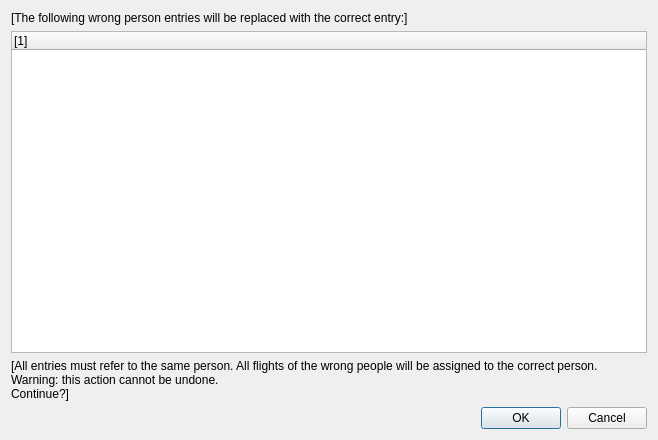
Before: the Qt Designer form src/gui/windows/ConfirmOverwritePersonDialog.ui in startkladde/startkladde, drawn with Qt 5.
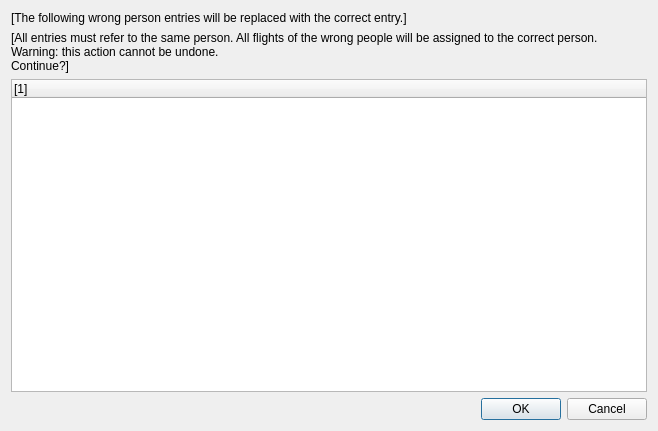
After: the same form once the commit is applied.

Diff of the .ui file:
```diff
--- a/src/gui/windows/ConfirmOverwritePersonDialog.ui
+++ b/src/gui/windows/ConfirmOverwritePersonDialog.ui
@@ -7,7 +7,7 @@
     <x>0</x>
     <y>0</y>
     <width>658</width>
-    <height>440</height>
+    <height>431</height>
    </rect>
   </property>
   <property name="windowTitle">
@@ -17,7 +17,19 @@
    <item>
     <widget class="QLabel" name="introLabel">
      <property name="text">
-      <string extracomment="Will be replaced programmatically">[The following wrong person entries will be replaced with the correct entry:]</string>
+      <string notr="true" extracomment="Will be replaced programmatically">[The following wrong person entries will be replaced with the correct entry.]</string>
+     </property>
+     <property name="wordWrap">
+      <bool>true</bool>
+     </property>
+    </widget>
+   </item>
+   <item>
+    <widget class="QLabel" name="descriptionLabel">
+     <property name="text">
+      <string notr="true" extracomment="Will be replaced programmatically">[All entries must refer to the same person. All flights of the wrong people will be assigned to the correct person.
+Warning: this action cannot be undone.
+Continue?]</string>
      </property>
      <property name="wordWrap">
       <bool>true</bool>
@@ -33,18 +45,6 @@
      </column>
     </widget>
    </item>
-   <item>
-    <widget class="QLabel" name="descriptionLabel">
-     <property name="text">
-      <string extracomment="Will be replaced programmatically">[All entries must refer to the same person. All flights of the wrong people will be assigned to the correct person.
-Warning: this action cannot be undone.
-Continue?]</string>
-     </property>
-     <property name="wordWrap">
-      <bool>true</bool>
-     </property>
-    </widget>
-   </item>
    <item>
     <widget class="QDialogButtonBox" name="buttonBox">
      <property name="orientation">
```
